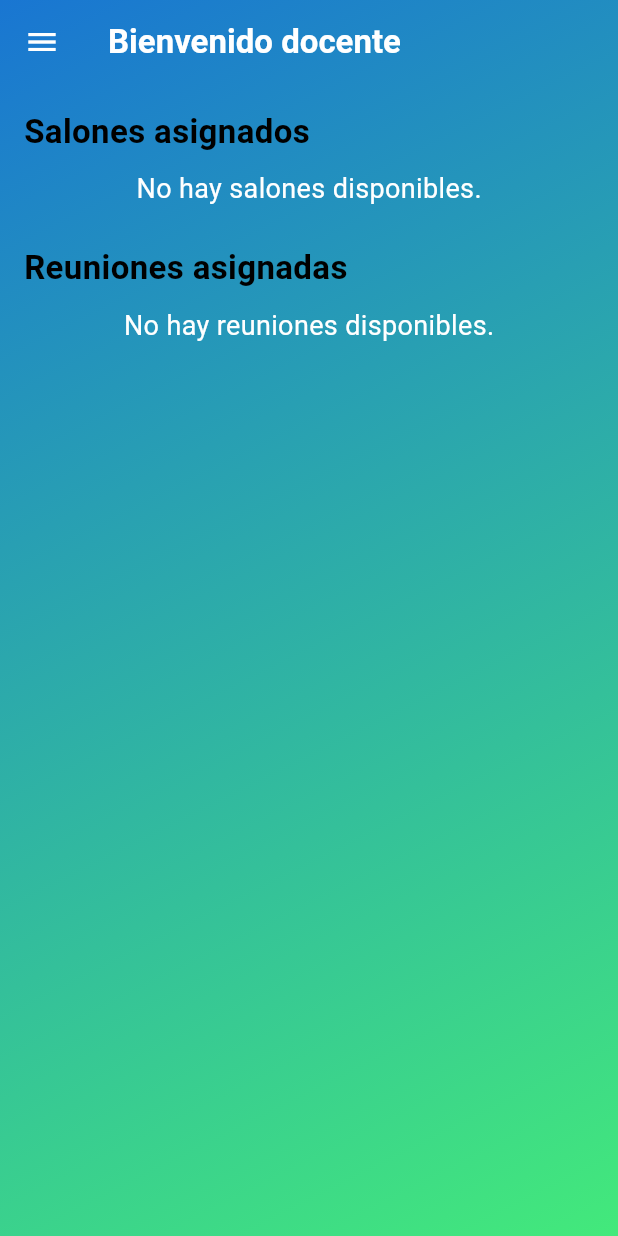
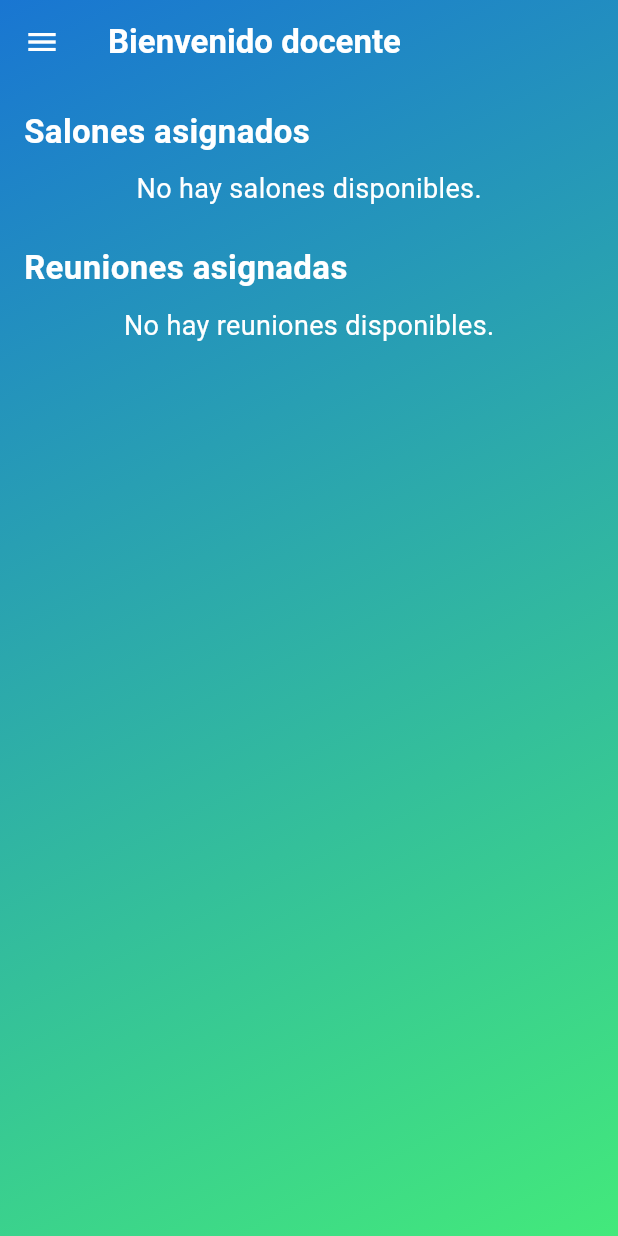
Before and after one commit to ExperimentDesign/eduspace-mobile, a Flutter app: the SummaryPage screen opened by its route, on a phone screen of 412 x 824 dp. Run offline on Flutter 3.47's test engine with Material 3 defaults, Android fonts, the phone set to English and light mode, and no system bars; our stand-ins replace jwt_decoder, shared_preferences; accounts and stored records are empty; network calls fail.

Commit message:
update: fixed errors in summary page

```diff
--- a/lib/views/summary/SummaryPage.dart
+++ b/lib/views/summary/SummaryPage.dart
@@ -1,3 +1,4 @@
+// dart
 import 'package:eduspace_mobile/widgets/teachers_app_drawer.dart';
 import 'package:flutter/material.dart';
 import '../../services/classroom_service.dart';
@@ -64,7 +65,7 @@ class _SummaryPageState extends State<SummaryPage> {
             padding: const EdgeInsets.symmetric(horizontal: 16, vertical: 16),
             children: [
               const Text('Salones asignados', style: TextStyle(color: Color(
-                  0xFF000000), fontWeight: FontWeight.bold, fontSize: 22)),
+                  0xFFFFFFFF), fontWeight: FontWeight.bold, fontSize: 22)),
               const SizedBox(height: 10),
               FutureBuilder<List<Classroom>>(
                 future: _classroomsFuture,
@@ -111,21 +112,31 @@ class _SummaryPageState extends State<SummaryPage> {
               ),
               const SizedBox(height: 24),
               const Text('Reuniones asignadas', style: TextStyle(color: Color(
-                  0xFF000000), fontWeight: FontWeight.bold, fontSize: 22)),
+                  0xFFFFFFFF), fontWeight: FontWeight.bold, fontSize: 22)),
               const SizedBox(height: 10),
-              FutureBuilder<List<Meeting>>(
-                future: _meetingsFuture,
+
+              // Wait for both meetings and classrooms so we can show classroom name in each meeting card
+              FutureBuilder<List<dynamic>>(
+                future: Future.wait([_meetingsFuture, _classroomsFuture]),
                 builder: (context, snapshot) {
                   if (snapshot.connectionState == ConnectionState.waiting) {
                     return const Center(child: CircularProgressIndicator());
                   } else if (snapshot.hasError) {
                     return Center(child: Text('Error: ${snapshot.error}', style: TextStyle(color: Colors.white)));
-                  } else if (!snapshot.hasData || snapshot.data!.isEmpty) {
+                  } else if (!snapshot.hasData) {
                     return const Center(child: Text('No hay reuniones disponibles.', style: TextStyle(color: Colors.white, fontSize: 18)));
                   } else {
-                    final meetings = snapshot.data!;
+                    final data = snapshot.data!;
+                    final meetings = (data[0] as List<Meeting>);
+                    final classrooms = (data[1] as List<Classroom>);
+
+                    if (meetings.isEmpty) {
+                      return const Center(child: Text('No hay reuniones disponibles.', style: TextStyle(color: Colors.white, fontSize: 18)));
+                    }
+
                     return Column(
-                      children: meetings.map((meeting) => Card(
+                      children: meetings.map((meeting) {
+                        return Card(
                           shape: RoundedRectangleBorder(borderRadius: BorderRadius.circular(18)),
                           elevation: 6,
                           margin: const EdgeInsets.symmetric(vertical: 8),
@@ -149,7 +160,8 @@ class _SummaryPageState extends State<SummaryPage> {
                               ],
                             ),
                           ),
-                      )).toList(),
+                        );
+                      }).toList(),
                     );
                   }
                 },
```
Lines whose indentation alone changed are shown as unchanged.
